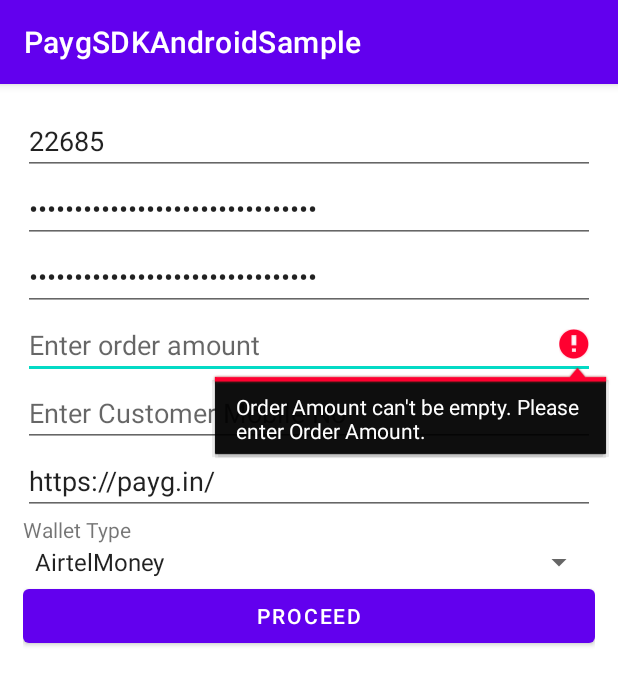
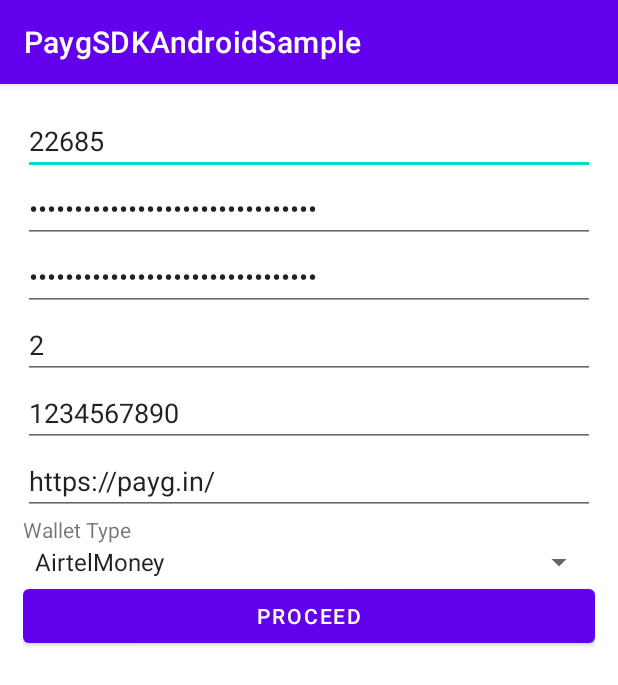
Before and after one commit to saifandro327/PayGPayment, an Android app: the NewOrderActivity screen opened directly, with no data from a screen before it, after a tap on "PROCEED", on a phone screen of 412 x 824 dp. Shown: the top 685 px of the screen. Run offline under Robolectric (Android 15) with nearby library versions, the phone set to English and light mode, and no system bars; our stand-ins replace Volley; network calls fail.

Commit message:
files added

```diff
--- a/app/src/main/java/com/example/paygpayment/AppConstants.java
+++ b/app/src/main/java/com/example/paygpayment/AppConstants.java
@@ -2,7 +2,7 @@ package com.example.paygpayment;
 
 public class AppConstants {
 
-    public static String BASE_URL = "https://uatapi.payg.in/payment/"; // This is UAT base URL
+    public static String BASE_URL = "https://paygapi.payg.in/payment/"; // This is UAT base URL
 //    public static String BASE_URL = " https://paygapi.payg.in/payment/";
     public static final String CREATE_ORDER = "api/Order/Create";
     public static final String ORDER_DETAIL = "api/Order/Detail";
--- a/app/src/main/java/com/example/paygpayment/NewOrderActivity.java
+++ b/app/src/main/java/com/example/paygpayment/NewOrderActivity.java
@@ -128,7 +128,7 @@ public class NewOrderActivity extends AppCompatActivity {
         final PackageManager pckManager = getApplicationContext().getPackageManager();
         ApplicationInfo applicationInformation = null;
         try{
-            applicationInformation = pckManager.getApplicationInfo("in.payg.androidsdksample", PackageManager.GET_META_DATA);
+            applicationInformation = pckManager.getApplicationInfo("com.example.paygpayment", PackageManager.GET_META_DATA);
             String packageName = applicationInformation.packageName;
             Log.d("NewOrderActivity", "package name: "+packageName);
         }catch (Exception ex ){
--- a/app/src/main/java/com/example/paygpayment/PaymentActivity.java
+++ b/app/src/main/java/com/example/paygpayment/PaymentActivity.java
@@ -199,6 +199,7 @@ public class PaymentActivity extends AppCompatActivity {
                 return true;
             }
 
+
             @Override
             public void onPageStarted(WebView view, String url, Bitmap favicon) {
                 super.onPageStarted(view, url, favicon);
@@ -245,4 +246,5 @@ public class PaymentActivity extends AppCompatActivity {
         setResult(RESULT_OK, output);
         finish();
     }
+
 }
--- a/app/src/main/java/com/example/paygpayment/Utility.java
+++ b/app/src/main/java/com/example/paygpayment/Utility.java
@@ -1,6 +1,7 @@
 package com.example.paygpayment;
 
 import android.util.Base64;
+import android.util.Log;
 
 import org.json.JSONException;
 import org.json.JSONObject;
@@ -54,6 +55,7 @@ public class Utility {
             jsonObjTransactionData.put("PAYMENTTYPE", "Upiintent"); // Wallet/UPI/CreditCard/DebitCard (This is seamless integration it will navigate to payment option directly without going to payment gateway page)
 //            JSONObject jsonObjWalletType = new JSONObject();
 //            jsonObjWalletType.put("USERNAME", null);
+
 //            jsonObjWalletType.put("WALLETTYPE", walletType);
 //            jsonObjWalletType.put("FIRSTNAME", null);
 //            jsonObjWalletType.put("LASTNAME", null);
@@ -138,6 +140,8 @@ public class Utility {
             jsonObject.put("PaymentTransactionId", null);
             jsonObject.put("PaymentType", null);
 
+            Log.d(Utility.class.getName(), "hello orderkeyid " + orderKeyId  );
+
         } catch (JSONException jsonException) {
             jsonException.printStackTrace();
         }
@@ -157,4 +161,5 @@ public class Utility {
         str = filterStr.replaceAll("-", "");
         return Integer.parseInt(str);
     }
+
 }
--- a/app/src/main/res/layout/activity_new_order.xml
+++ b/app/src/main/res/layout/activity_new_order.xml
@@ -1,5 +1,6 @@
 <?xml version="1.0" encoding="utf-8"?>
-<androidx.constraintlayout.widget.ConstraintLayout xmlns:android="http://schemas.android.com/apk/res/android"
+<androidx.constraintlayout.widget.ConstraintLayout
+    xmlns:android="http://schemas.android.com/apk/res/android"
     xmlns:app="http://schemas.android.com/apk/res-auto"
     xmlns:tools="http://schemas.android.com/tools"
     android:layout_width="match_parent"
@@ -33,7 +34,7 @@
         android:id="@+id/editTextAuthToken"
         android:layout_width="match_parent"
         android:layout_height="wrap_content"
-        android:text="b34ffabbbe1a48fdb92940bb3412cf85"
+        android:text="cc81b6c83f3d494eaf367cccd095dd3b"
         android:password="true"
         app:layout_constraintBottom_toTopOf="@+id/editTextOrderAmount"
         app:layout_constraintEnd_toStartOf="parent"
@@ -44,6 +45,7 @@
         android:layout_width="match_parent"
         android:layout_height="wrap_content"
         android:hint="@string/hint_order_amount"
+        android:text="2"
         android:inputType="numberDecimal"
         app:layout_constraintBottom_toTopOf="@+id/editTextCustomerMobileNo"
         app:layout_constraintEnd_toStartOf="parent"
@@ -54,6 +56,7 @@
         android:layout_width="match_parent"
         android:layout_height="wrap_content"
         android:hint="@string/hint_customer_mobile_no"
+        android:text="1234567890"
         android:inputType="number"
         android:maxLength="10"
         app:layout_constraintBottom_toTopOf="@+id/editTextRedirectURL"
```
